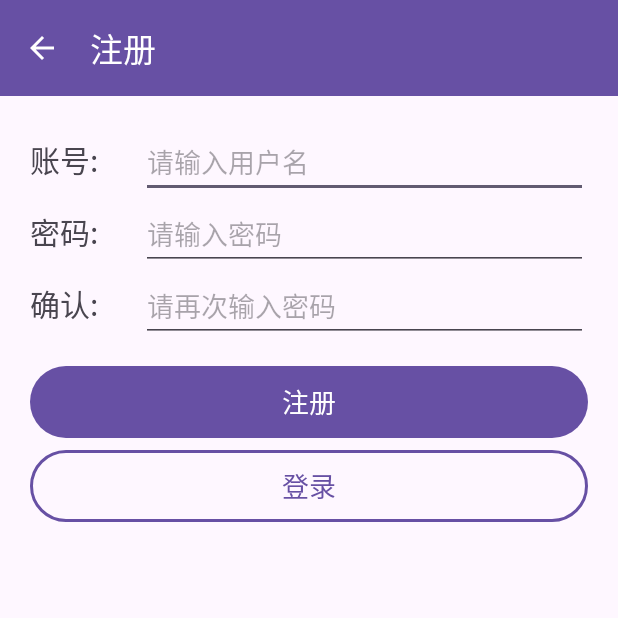
After one commit to ChrisKimZHT/AndroidCurriculumDesign, an Android app: the RegisterActivity screen opened directly, with no data from a screen before it, on a phone screen of 412 x 824 dp, the top half of it. The commit adds this screen. Run offline under Robolectric (Android 15) with nearby library versions, the phone set to English and light mode, and no system bars.

Commit message:
[feat] 登录和注册界面布局

```diff
--- /dev/null
+++ b/app/src/main/java/com/zouht/note/activity/RegisterActivity.kt
@@ -0,0 +1,56 @@
+package com.zouht.note.activity
+
+import android.content.Intent
+import android.os.Bundle
+import android.view.MenuItem
+import android.widget.Button
+import androidx.activity.enableEdgeToEdge
+import androidx.appcompat.app.AppCompatActivity
+import androidx.appcompat.widget.Toolbar
+import androidx.core.view.ViewCompat
+import androidx.core.view.WindowInsetsCompat
+import com.zouht.note.R
+
+class RegisterActivity : AppCompatActivity() {
+    override fun onCreate(savedInstanceState: Bundle?) {
+        super.onCreate(savedInstanceState)
+        enableEdgeToEdge()
+        setContentView(R.layout.activity_register)
+        ViewCompat.setOnApplyWindowInsetsListener(findViewById(R.id.main)) { v, insets ->
+            val systemBars = insets.getInsets(WindowInsetsCompat.Type.systemBars())
+            v.setPadding(systemBars.left, systemBars.top, systemBars.right, systemBars.bottom)
+            insets
+        }
+        initActionBar()
+        initListeners()
+    }
+
+    override fun onOptionsItemSelected(item: MenuItem): Boolean {
+        if (item.itemId == android.R.id.home) {
+            onBackPressed()
+            return true
+        }
+        return super.onOptionsItemSelected(item)
+    }
+
+    private fun initActionBar() {
+        val toolbar: Toolbar = findViewById(R.id.toolbar)
+        setSupportActionBar(toolbar)
+        supportActionBar?.setDisplayHomeAsUpEnabled(true)
+        supportActionBar?.setDisplayShowHomeEnabled(true)
+    }
+
+    private fun initListeners() {
+        findViewById<Button>(R.id.loginBtn).setOnClickListener { onLoginButtonClick() }
+        findViewById<Button>(R.id.registerBtn).setOnClickListener { onRegisterButtonClick() }
+    }
+
+    private fun onLoginButtonClick() {
+        val intent = Intent(this, LoginActivity::class.java)
+        startActivity(intent)
+    }
+
+    private fun onRegisterButtonClick() {
+
+    }
+}
--- /dev/null
+++ b/app/src/main/res/drawable/border_button_background.xml
@@ -0,0 +1,6 @@
+<!-- res/drawable/border_button_background.xml -->
+<shape xmlns:android="http://schemas.android.com/apk/res/android">
+    <solid android:color="@android:color/transparent" />
+    <stroke android:width="2dp" android:color="@color/purple" />
+    <corners android:radius="25dp" />
+</shape>
--- /dev/null
+++ b/app/src/main/res/drawable/solid_button_background.xml
@@ -0,0 +1,5 @@
+<!-- res/drawable/solid_button_background.xml -->
+<shape xmlns:android="http://schemas.android.com/apk/res/android">
+    <solid android:color="@color/purple" />
+    <corners android:radius="25dp" />
+</shape>
--- a/app/src/main/res/layout/activity_main.xml
+++ b/app/src/main/res/layout/activity_main.xml
@@ -5,7 +5,7 @@
     android:id="@+id/main"
     android:layout_width="match_parent"
     android:layout_height="match_parent"
-    tools:context=".MainActivity">
+    tools:context=".activity.MainActivity">
 
     <TextView
         android:layout_width="wrap_content"
--- /dev/null
+++ b/app/src/main/res/layout/activity_register.xml
@@ -0,0 +1,114 @@
+<?xml version="1.0" encoding="utf-8"?>
+<androidx.constraintlayout.widget.ConstraintLayout xmlns:android="http://schemas.android.com/apk/res/android"
+    xmlns:app="http://schemas.android.com/apk/res-auto"
+    xmlns:tools="http://schemas.android.com/tools"
+    android:id="@+id/main"
+    android:layout_width="match_parent"
+    android:layout_height="match_parent"
+    tools:context=".activity.RegisterActivity">
+
+    <LinearLayout
+        android:layout_width="match_parent"
+        android:layout_height="match_parent"
+        android:orientation="vertical">
+
+        <androidx.appcompat.widget.Toolbar
+            android:id="@+id/toolbar"
+            android:layout_width="match_parent"
+            android:layout_height="wrap_content"
+            android:background="?attr/colorPrimary"
+            android:elevation="4dp"
+            android:theme="@style/ThemeOverlay.AppCompat.Dark.ActionBar"
+            app:popupTheme="@style/ThemeOverlay.AppCompat.Light"
+            app:title="注册" />
+
+        <LinearLayout
+            android:layout_width="match_parent"
+            android:layout_height="match_parent"
+            android:orientation="vertical"
+            android:padding="20sp">
+
+            <LinearLayout
+                android:layout_width="match_parent"
+                android:layout_height="wrap_content"
+                android:orientation="horizontal">
+
+                <TextView
+                    android:layout_width="0dp"
+                    android:layout_height="wrap_content"
+                    android:layout_weight="2"
+                    android:text="账号: "
+                    android:textSize="20sp" />
+
+                <EditText
+                    android:id="@+id/usernameInput"
+                    android:layout_width="0dp"
+                    android:layout_height="wrap_content"
+                    android:layout_weight="8"
+                    android:hint="请输入用户名" />
+
+            </LinearLayout>
+
+            <LinearLayout
+                android:layout_width="match_parent"
+                android:layout_height="wrap_content"
+                android:orientation="horizontal">
+
+                <TextView
+                    android:layout_width="0dp"
+                    android:layout_height="wrap_content"
+                    android:layout_weight="2"
+                    android:text="密码: "
+                    android:textSize="20sp" />
+
+                <EditText
+                    android:id="@+id/passwordInput"
+                    android:layout_width="0dp"
+                    android:layout_height="wrap_content"
+                    android:layout_weight="8"
+                    android:hint="请输入密码"
+                    android:inputType="textPassword" />
+            </LinearLayout>
+
+            <LinearLayout
+                android:layout_width="match_parent"
+                android:layout_height="wrap_content"
+                android:orientation="horizontal">
+
+                <TextView
+                    android:layout_width="0dp"
+                    android:layout_height="wrap_content"
+                    android:layout_weight="2"
+                    android:text="确认: "
+                    android:textSize="20sp" />
+
+                <EditText
+                    android:id="@+id/passwordConfirmInput"
+                    android:layout_width="0dp"
+                    android:layout_height="wrap_content"
+                    android:layout_weight="8"
+                    android:hint="请再次输入密码"
+                    android:inputType="textPassword" />
+            </LinearLayout>
+
+            <Button
+                android:id="@+id/registerBtn"
+                android:layout_width="match_parent"
+                android:layout_height="wrap_content"
+                android:layout_marginTop="16sp"
+                android:background="@drawable/solid_button_background"
+                android:text="注册"
+                android:textSize="18sp" />
+
+            <Button
+                android:id="@+id/loginBtn"
+                android:layout_width="match_parent"
+                android:layout_height="wrap_content"
+                android:layout_marginTop="8sp"
+                android:background="@drawable/border_button_background"
+                android:text="登录"
+                android:textColor="@color/purple"
+                android:textSize="18sp" />
+        </LinearLayout>
+    </LinearLayout>
+</androidx.constraintlayout.widget.ConstraintLayout>
--- a/app/src/main/res/values/colors.xml
+++ b/app/src/main/res/values/colors.xml
@@ -2,4 +2,5 @@
 <resources>
     <color name="black">#FF000000</color>
     <color name="white">#FFFFFFFF</color>
+    <color name="purple">#6750A4</color>
 </resources>
```
Also changed, not shown: app/src/main/AndroidManifest.xml (+7 -1 lines), app/src/main/java/com/zouht/note/activity/LoginActivity.kt (added, +72 -0 lines), app/src/main/java/com/zouht/note/activity/MainActivity.kt (renamed from app/src/main/java/com/zouht/note/MainActivity.kt, +18 -1 lines), app/src/main/res/layout/activity_login.xml (added, +94 -0 lines).
